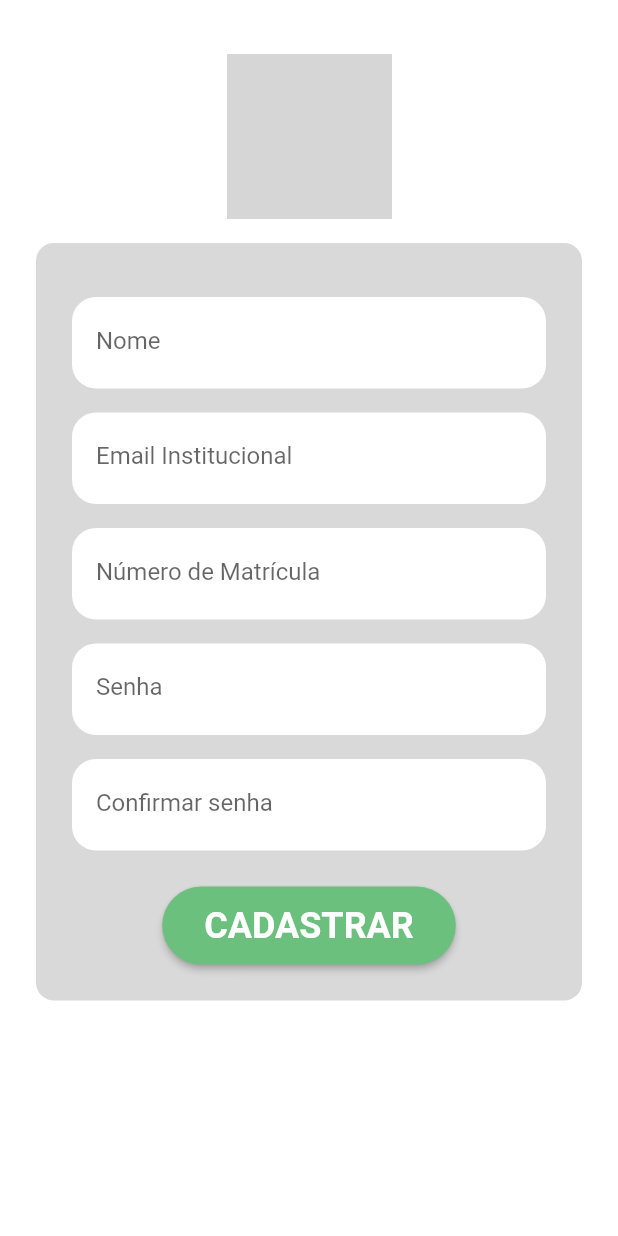
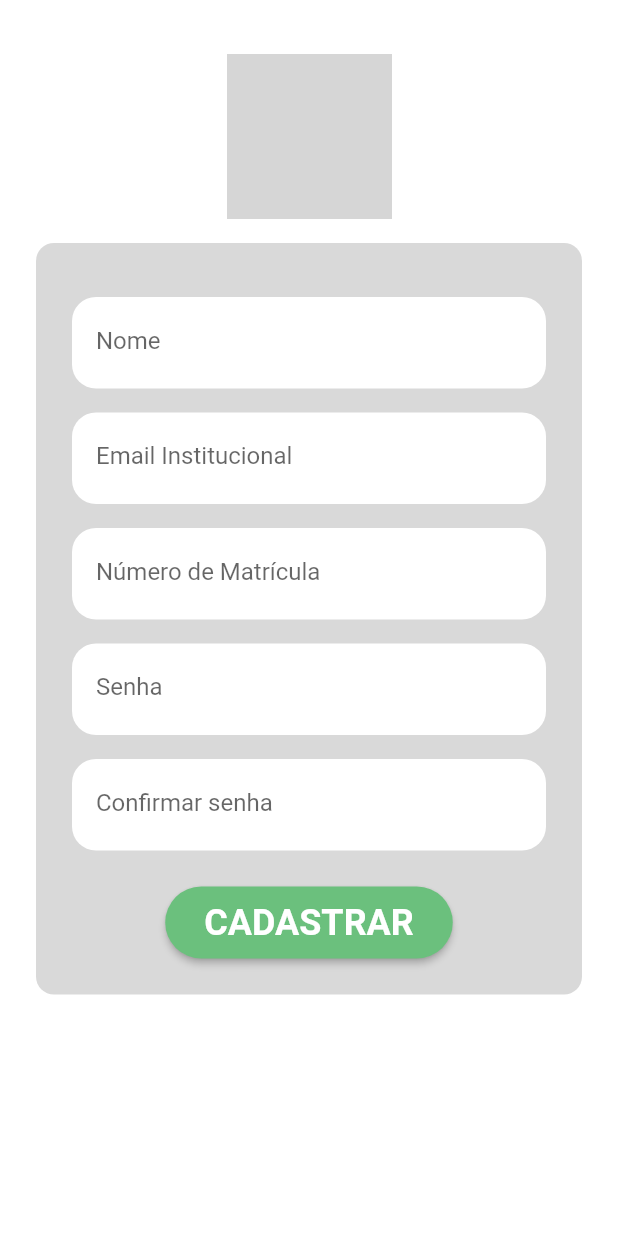
Before and after one commit to ludmilabss/App_prmo, a Flutter app: the CadastroPage screen opened directly, on a phone screen of 412 x 824 dp. Run offline on Flutter 3.47's test engine with Material 2 defaults, Android fonts, the phone set to English and light mode, and no system bars; network calls fail; grey boxes are pictures that could not be loaded.

Commit message:
Update cadastro_page.dart

```diff
--- a/lib/pages/cadastro_page.dart
+++ b/lib/pages/cadastro_page.dart
@@ -1,5 +1,4 @@
 import 'package:flutter/material.dart';
-
 import 'login_page.dart';
 
 class CadastroPage extends StatefulWidget {
@@ -27,9 +26,7 @@ class _CadastroPageState extends State<CadastroPage> {
                     height: 110,
                     width: 110,
                   ),
-                  const SizedBox(
-                    height: 16,
-                  ),
+                  const SizedBox(height: 16),
                   Container(
                     decoration: BoxDecoration(
                       color: const Color(0xFFD9D9D9),
@@ -40,7 +37,7 @@ class _CadastroPageState extends State<CadastroPage> {
                       child: Column(
                         children: [
                           const SizedBox(height: 12),
-                          buildContainer(s: "Nome", obs: false),
+                          buildContainer(s: "Nome"),
                           const SizedBox(height: 16),
                           buildContainer(s: "Email Institucional", obs: false),
                           const SizedBox(height: 16),
@@ -54,13 +51,12 @@ class _CadastroPageState extends State<CadastroPage> {
                             style: ElevatedButton.styleFrom(
                               primary: const Color(0xFF6BC07D),
                               shape: RoundedRectangleBorder(
-                                borderRadius:
-                                    BorderRadius.circular(32), // <-- Radius
+                                borderRadius: BorderRadius.circular(32), // <-- Radius
                               ),
                             ),
                             onPressed: onPressedButn,
                             child: const Padding(
-                              padding: EdgeInsets.all(12.0),
+                              padding: EdgeInsets.all(10.0),
                               child: Text(
                                 'CADASTRAR',
                                 style: TextStyle(
@@ -83,29 +79,29 @@ class _CadastroPageState extends State<CadastroPage> {
       ),
     );
   }
-
   buildContainer({
     required String s,
-    required bool obs,
-  }) {
+    bool obs = false,
+  }){
     return Container(
       decoration: BoxDecoration(
         color: Colors.white,
         borderRadius: BorderRadius.circular(16),
       ),
       child: Padding(
-        padding: const EdgeInsets.only(left: 16.0, right: 16.0, bottom: 2.0),
+        padding: const EdgeInsets.only(
+            left: 16.0, right: 16.0, bottom: 2.0),
         child: TextFormField(
-          decoration: InputDecoration(
+          decoration:  InputDecoration(
             border: InputBorder.none,
             labelText: s,
           ),
-          obscureText: obs ? true : false,
+          obscureText: obs,
         ),
       ),
+
     );
   }
-
   void onPressedButn() {
     Navigator.push(
       context,
```
